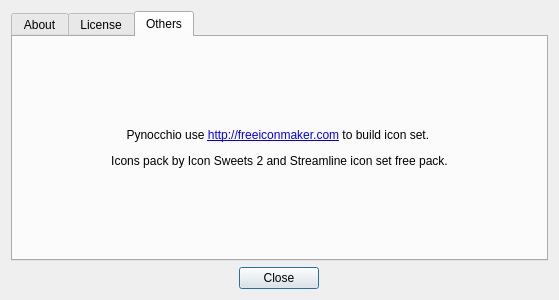
Old version of the form pynocchio-comic-reader/gui/about_dialog.ui in the repository mstuttgart/pynocchio.
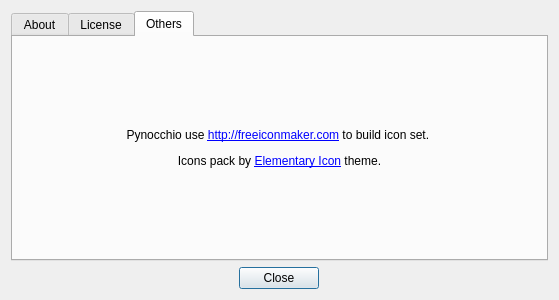
New version of the form. The open tabs and pages were chosen to show the change. Icons and pictures are not drawn.

Commit message: About dialog updated

The edit to the form file:
```diff
--- a/pynocchio-comic-reader/gui/about_dialog.ui
+++ b/pynocchio-comic-reader/gui/about_dialog.ui
@@ -897,7 +897,7 @@
           <string notr="true"/>
          </property>
          <property name="text">
-          <string>&lt;html&gt;&lt;head/&gt;&lt;body&gt;&lt;p&gt;Pynocchio use &lt;a href=&quot;Free Icon Maker&quot;&gt;&lt;span style=&quot; text-decoration: underline; color:#0000ff;&quot;&gt;http://freeiconmaker.com&lt;/span&gt;&lt;/a&gt; to build icon set. &lt;/p&gt;&lt;p&gt;Icons pack by Icon Sweets 2 and Streamline icon set free pack.&lt;/p&gt;&lt;/body&gt;&lt;/html&gt;</string>
+          <string>&lt;html&gt;&lt;head/&gt;&lt;body&gt;&lt;p&gt;Pynocchio use &lt;a href=&quot;Free Icon Maker&quot;&gt;&lt;span style=&quot; text-decoration: underline; color:#0000ff;&quot;&gt;http://freeiconmaker.com&lt;/span&gt;&lt;/a&gt; to build icon set. &lt;/p&gt;&lt;p&gt;Icons pack by &lt;a href=&quot;https://github.com/opengraphix/elementary3-icon-theme&quot;&gt;&lt;span style=&quot; text-decoration: underline; color:#0000ff;&quot;&gt;Elementary Icon&lt;/span&gt;&lt;/a&gt; theme.&lt;/p&gt;&lt;/body&gt;&lt;/html&gt;</string>
          </property>
          <property name="textFormat">
           <enum>Qt::AutoText</enum>
```
Left out of the diff: 4 changed lines with no effect on the pictures.
